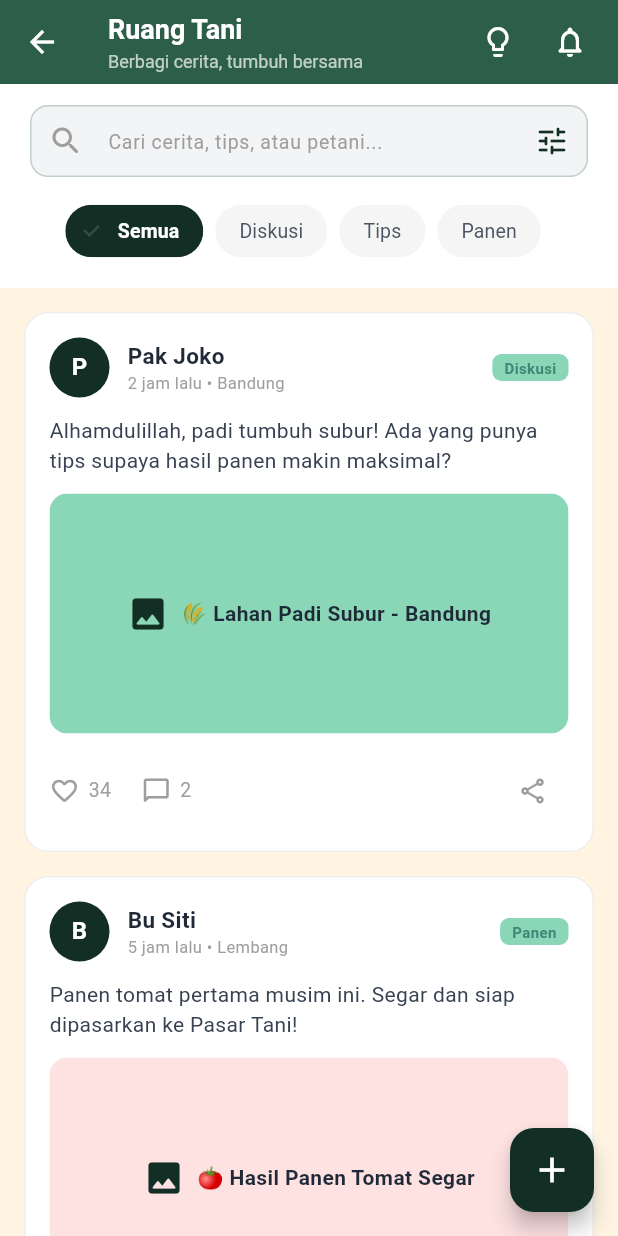
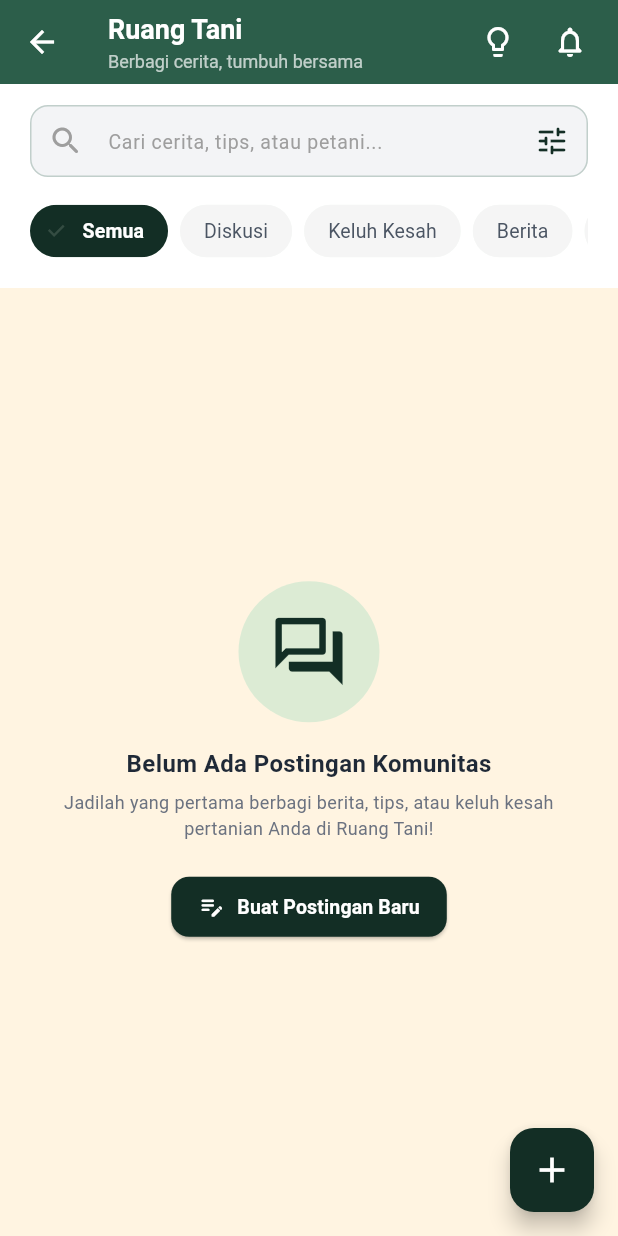
Before and after one commit to zuhri08/TaniYuk, a Flutter app: the RuangTaniScreen screen opened directly, on a phone screen of 412 x 824 dp. Run offline on Flutter 3.47's test engine with Material 3 defaults, Android fonts, the phone set to English and light mode, and no system bars; our stand-ins replace cloud_firestore, device_preview, firebase_auth, firebase_core, flutter_map, geolocator and 3 more; missing offline and left inert: dart:html; accounts and stored records are empty; network calls fail.

Commit message:
feat: Hapus data dummy Ruang Tani dan aktifkan pembuatan postingan antarpengguna secara real-time

```diff
--- a/lib/ruang_tani/ruang_tani_screen.dart
+++ b/lib/ruang_tani/ruang_tani_screen.dart
@@ -4,6 +4,7 @@ import '../util/permission_helper.dart';
 import '../util/media_picker_service.dart';
 import '../akun/notifikasi.dart';
 import '../services/ruang_tani_service.dart';
+import '../services/app_store.dart';
 
 class RuangTaniScreen extends StatefulWidget {
   const RuangTaniScreen({super.key});
@@ -14,7 +15,7 @@ class RuangTaniScreen extends StatefulWidget {
 
 class _RuangTaniScreenState extends State<RuangTaniScreen> {
   int _selectedChip = 0;
-  final List<String> _categories = ['Semua', 'Diskusi', 'Tips', 'Panen'];
+  final List<String> _categories = ['Semua', 'Diskusi', 'Keluh Kesah', 'Berita', 'Tips', 'Panen'];
   String _searchQuery = '';
 
   List<RuangTaniPost> get _filteredPosts {
@@ -162,7 +163,7 @@ class _RuangTaniScreenState extends State<RuangTaniScreen> {
                   const SizedBox(height: 6),
                   Wrap(
                     spacing: 8,
-                    children: ['Diskusi', 'Tips', 'Panen'].map((category) {
+                    children: ['Diskusi', 'Keluh Kesah', 'Berita', 'Tips', 'Panen'].map((category) {
                       final isSelected = selectedCategory == category;
                       return ChoiceChip(
                         label: Text(category),
@@ -201,11 +202,12 @@ class _RuangTaniScreenState extends State<RuangTaniScreen> {
                         icon: const Icon(Icons.location_on_outlined, color: Color(0xFF132E25), size: 24),
                         tooltip: 'Sematkan Lokasi GPS',
                         onPressed: () {
+                          final loc = AppStore.instance.profile.location;
                           setModalState(() {
-                            attachedLocation = 'Bandung (GPS Terdeteksi)';
+                            attachedLocation = loc.isNotEmpty ? loc : 'Indonesia (GPS Terdeteksi)';
                           });
                           messenger.showSnackBar(
-                            const SnackBar(content: Text('Lokasi GPS berhasil disematkan!')),
+                            SnackBar(content: Text('Lokasi GPS ($attachedLocation) berhasil disematkan!')),
                           );
                         },
                       ),
@@ -222,9 +224,10 @@ class _RuangTaniScreenState extends State<RuangTaniScreen> {
                             return;
                           }
 
+                          final profile = AppStore.instance.profile;
                           setState(() {
                             RuangTaniService.createPost(
-                              userName: 'Budi Santoso',
+                              userName: profile.name,
                               userLocation: attachedLocation,
                               postText: text.isNotEmpty ? text : 'Membagikan foto kegiatan pertanian.',
                               attachedImageLabel: attachedMedia?.fileName,
@@ -453,7 +456,8 @@ class _RuangTaniScreenState extends State<RuangTaniScreen> {
                         onPressed: () {
                           final cText = commentController.text.trim();
                           if (cText.isNotEmpty) {
-                            RuangTaniService.addComment(post.id, 'Budi Santoso', cText);
+                            final myName = AppStore.instance.profile.name;
+                            RuangTaniService.addComment(post.id, myName, cText);
                             commentController.clear();
                             setModalState(() {});
                             setState(() {});
@@ -592,10 +596,57 @@ class _RuangTaniScreenState extends State<RuangTaniScreen> {
           // Feed Post List
           Expanded(
             child: _filteredPosts.isEmpty
-                ? const Center(
-                    child: Text(
-                      'Tidak ada postingan ditemukan.',
-                      style: TextStyle(color: Colors.grey, fontSize: 14),
+                ? Center(
+                    child: Padding(
+                      padding: const EdgeInsets.all(28.0),
+                      child: Column(
+                        mainAxisAlignment: MainAxisAlignment.center,
+                        children: [
+                          Container(
+                            padding: const EdgeInsets.all(20),
+                            decoration: BoxDecoration(
+                              color: const Color(0xFF89D7B7).withValues(alpha: 0.3),
+                              shape: BoxShape.circle,
+                            ),
+                            child: const Icon(
+                              Icons.forum_outlined,
+                              size: 54,
+                              color: Color(0xFF132E25),
+                            ),
+                          ),
+                          const SizedBox(height: 16),
+                          const Text(
+                            'Belum Ada Postingan Komunitas',
+                            style: TextStyle(
+                              fontSize: 16,
+                              fontWeight: FontWeight.bold,
+                              color: Color(0xFF1F2937),
+                            ),
+                          ),
+                          const SizedBox(height: 6),
+                          const Text(
+                            'Jadilah yang pertama berbagi berita, tips, atau keluh kesah pertanian Anda di Ruang Tani!',
+                            textAlign: TextAlign.center,
+                            style: TextStyle(
+                              fontSize: 12,
+                              color: Color(0xFF6B7280),
+                              height: 1.4,
+                            ),
+                          ),
+                          const SizedBox(height: 20),
+                          ElevatedButton.icon(
+                            onPressed: () => _showCreatePostBottomSheet(context),
+                            icon: const Icon(Icons.edit_note_rounded, size: 18),
+                            label: const Text('Buat Postingan Baru', style: TextStyle(fontWeight: FontWeight.bold, fontSize: 13)),
+                            style: ElevatedButton.styleFrom(
+                              backgroundColor: const Color(0xFF132E25),
+                              foregroundColor: Colors.white,
+                              padding: const EdgeInsets.symmetric(horizontal: 18, vertical: 10),
+                              shape: RoundedRectangleBorder(borderRadius: BorderRadius.circular(12)),
+                            ),
+                          ),
+                        ],
+                      ),
                     ),
                   )
                 : ListView.builder(
--- a/lib/services/ruang_tani_service.dart
+++ b/lib/services/ruang_tani_service.dart
@@ -39,64 +39,8 @@ class RuangTaniPost {
 }
 
 class RuangTaniService {
-  static final List<RuangTaniPost> _posts = [
-    RuangTaniPost(
-      id: '1',
-      userName: 'Pak Joko',
-      userLocation: 'Bandung',
-      timeText: '2 jam lalu',
-      createdAt: DateTime.now().subtract(const Duration(hours: 2)),
-      postText:
-          'Alhamdulillah, padi tumbuh subur! Ada yang punya tips supaya hasil panen makin maksimal?',
-      attachedImageLabel: '🌾 Lahan Padi Subur - Bandung',
-      imageColor: const Color(0xFF89D7B7),
-      category: 'Diskusi',
-      likeCount: 34,
-      isLiked: false,
-      commentCount: 2,
-      comments: [
-        'Bu Siti: Gunakan pupuk organik cair di minggu ke-4 pak!',
-        'Tani Muda: Pastikan irigasi lancar sebelum pemupukan.',
-      ],
-    ),
-    RuangTaniPost(
-      id: '2',
-      userName: 'Bu Siti',
-      userLocation: 'Lembang',
-      timeText: '5 jam lalu',
-      createdAt: DateTime.now().subtract(const Duration(hours: 5)),
-      postText:
-          'Panen tomat pertama musim ini. Segar dan siap dipasarkan ke Pasar Tani!',
-      attachedImageLabel: '🍅 Hasil Panen Tomat Segar',
-      imageColor: const Color(0xFFFEE2E2),
-      category: 'Panen',
-      likeCount: 42,
-      isLiked: true,
-      commentCount: 2,
-      comments: [
-        'Pak Joko: MasyaAllah hasilnya bagus sekali Bu Siti!',
-        'Budi Santoso: Berapa harga per kg sekarang bu?',
-      ],
-    ),
-    RuangTaniPost(
-      id: '3',
-      userName: 'Tani Muda',
-      userLocation: 'Garut',
-      timeText: '1 hari lalu',
-      createdAt: DateTime.now().subtract(const Duration(days: 1)),
-      postText:
-          'Sharing pengalaman bikin pupuk kompos sendiri dari limbah jerami. Lebih hemat dan hasil tanah lebih gembur!',
-      attachedImageLabel: '🍃 Pembuatan Pupuk Kompos',
-      imageColor: const Color(0xFFFEF3C7),
-      category: 'Tips',
-      likeCount: 56,
-      isLiked: false,
-      commentCount: 1,
-      comments: [
-        'Pak Joko: Mantap mas, hemat biaya operasional lahan.',
-      ],
-    ),
-  ];
+  // Daftar postingan nyata pengguna (bebas data dummy statis)
+  static final List<RuangTaniPost> _posts = [];
 
   static List<RuangTaniPost> getPosts({String category = 'Semua', String searchQuery = ''}) {
     return _posts.where((post) {
@@ -120,8 +64,8 @@ class RuangTaniService {
   }) {
     final newPost = RuangTaniPost(
       id: DateTime.now().millisecondsSinceEpoch.toString(),
-      userName: userName,
-      userLocation: userLocation,
+      userName: userName.isEmpty ? 'Petani TaniYuk' : userName,
+      userLocation: userLocation.isEmpty ? 'Indonesia' : userLocation,
       timeText: 'Baru saja',
       createdAt: DateTime.now(),
       postText: postText,
```
